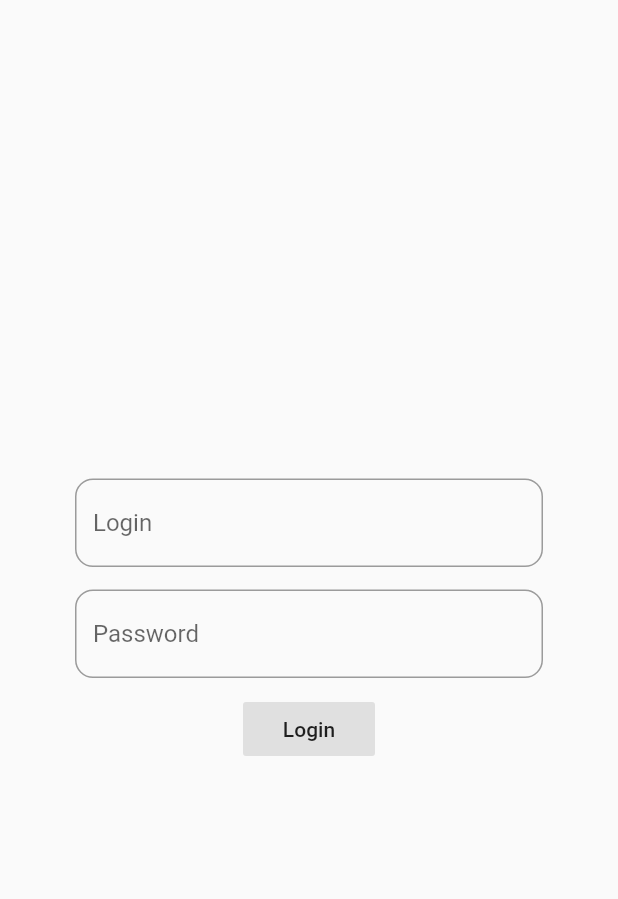
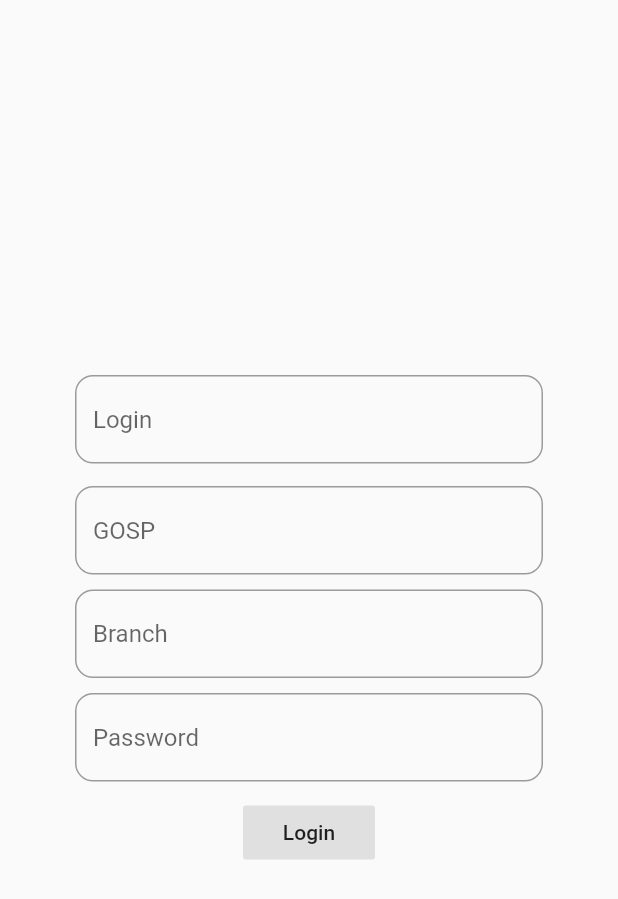
Before and after one commit to Deep27/wifi-scanner, a Flutter app: the screen it shows after launch, on a phone screen of 412 x 824 dp. Shown: the top 899 px of the screen. Run offline on Flutter 3.47's test engine with Material 2 defaults, Android fonts, the phone set to English and light mode, and no system bars; our stand-ins replace bloc, device_info, equatable, flutter_bloc, logger, sqflite; missing offline and left inert: simple_permissions; accounts and stored records are empty.

Commit message:
Added users db and edited login page.

```diff
--- a/lib/main.dart
+++ b/lib/main.dart
@@ -42,7 +42,7 @@ class _IntermeterAppState extends State<IntermeterApp> {
   @override
   Widget build(BuildContext context) => MaterialApp(
         title: 'Sberbank Intermeter',
-        theme: ThemeData(primarySwatch: Colors.brown),
+        theme: ThemeData(primarySwatch: Colors.lightGreen),
         home: BlocProvider<AuthBloc>(
           builder: (context) => _authBloc,
           child: BlocBuilder<AuthBloc, AuthState>(
--- a/lib/model/user.dart
+++ b/lib/model/user.dart
@@ -1,22 +1,47 @@
-final String tableName = 'users';
-final String columnLogin = 'login';
-final String columnBranch = 'branch';
-final String columnDeviceId = 'deviceId';
+class User {
+  static final String tableName = 'users';
+  static final String columnId = 'id';
+  static final String columnLogin = 'login';
+  static final String columnBranch = 'branch';
+  static final String columnGosp = 'gosp';
+  static final String columnDeviceId = 'deviceId';
 
-class User {
+  int _id;
   String _login;
   String _branch;
+  String _gosp;
   String _deviceId;
 
-  User.fromMap(Map<String, String> map) {
+  int get id => _id;
+  String get login => _login;
+  String get branch => _branch;
+  String get gosp => _gosp;
+  String get deviceId => _deviceId;
+
+  set id(int id) => _id = id;
+  set login(String login) => _login = login;
+  set branch(String branch) => _branch = branch;
+  set gosp(String gosp) => _gosp = gosp;
+  set deviceId(String deviceId) => _deviceId = deviceId;
+
+  User.fromMap(Map<String, dynamic> map) {
+    _id = map[columnId];
     _login = map[columnLogin];
     _branch = map[columnBranch];
+    _gosp = map[columnGosp];
     _deviceId = map[columnDeviceId];
   }
 
-  Map<String, String> toMap() => {
-        columnLogin: _login,
-        columnBranch: _branch,
-        columnDeviceId: _deviceId,
-      };
+  Map<String, dynamic> toMap() {
+    final map = <String, dynamic>{
+      columnLogin: _login,
+      columnBranch: _branch,
+      columnGosp: _gosp,
+      columnDeviceId: _deviceId,
+    };
+    if (_id != null) {
+      map[columnId] = _id;
+    }
+    return map;
+  }
 }
--- a/lib/widget/page/device_info/deviceinfo_page.dart
+++ b/lib/widget/page/device_info/deviceinfo_page.dart
@@ -56,7 +56,8 @@ class _DeviceInfoPageState extends State<DeviceInfoPage> {
           child: Column(
             children: <Widget>[
               Text('Device model: ${_deviceInfo.model}'),
-              Text('Platform version: $_platformVersion')
+              Text('Platform version: $_platformVersion'),
+              Text('Device ID: ${_deviceInfo.androidId}'),
             ],
           ),
         ),
--- a/lib/widget/page/login/login_page.dart
+++ b/lib/widget/page/login/login_page.dart
@@ -19,10 +19,15 @@ class LoginPage extends StatefulWidget {
 }
 
 class _LoginPageState extends State<LoginPage> {
-  final _focus = FocusNode();
+
+  final _gospFocus = FocusNode();
+  final _branchFocus = FocusNode();
+  final _passwordFocus = FocusNode();
 
   final _loginController = TextEditingController();
   final _passwordController = TextEditingController();
+  final _gospController = TextEditingController();
+  final _branchController = TextEditingController();
 
   LoginBloc _loginBloc;
   AuthBloc _authBloc;
@@ -70,7 +75,7 @@ class _LoginPageState extends State<LoginPage> {
                         child: TextField(
                           textInputAction: TextInputAction.next,
                           onSubmitted: (_) =>
-                              FocusScope.of(context).requestFocus(_focus),
+                              FocusScope.of(context).requestFocus(_gospFocus),
                           controller: _loginController,
                           decoration: InputDecoration(
                             hintText: 'Login',
@@ -83,10 +88,43 @@ class _LoginPageState extends State<LoginPage> {
                         padding: const EdgeInsets.symmetric(
                             horizontal: 50, vertical: 5),
                         child: TextField(
-                          focusNode: _focus,
+                          focusNode: _gospFocus,
+                          textInputAction: TextInputAction.next,
+                          onSubmitted: (_) =>
+                              FocusScope.of(context).requestFocus(_branchFocus),
+                          controller: _gospController,
+                          decoration: InputDecoration(
+                            hintText: 'GOSP',
+                            border: OutlineInputBorder(
+                                borderRadius: BorderRadius.circular(12)),
+                          ),
+                        ),
+                      ),
+                      Padding(
+                        padding: const EdgeInsets.symmetric(
+                            horizontal: 50, vertical: 5),
+                        child: TextField(
+                          focusNode: _branchFocus,
+                          textInputAction: TextInputAction.next,
+                          onSubmitted: (_) =>
+                              FocusScope.of(context).requestFocus(_passwordFocus),
+                          controller: _branchController,
+                          decoration: InputDecoration(
+                            hintText: 'Branch',
+                            border: OutlineInputBorder(
+                                borderRadius: BorderRadius.circular(12)),
+                          ),
+                        ),
+                      ),
+                      Padding(
+                        padding: const EdgeInsets.symmetric(
+                            horizontal: 50, vertical: 5),
+                        child: TextField(
+                          focusNode: _passwordFocus,
                           obscureText: true,
                           textInputAction: TextInputAction.done,
                           onEditingComplete: _auth,
+                          controller: _passwordController,
                           decoration: InputDecoration(
                             hintText: 'Password',
                             border: OutlineInputBorder(
--- a/pubspec.yaml
+++ b/pubspec.yaml
@@ -14,6 +14,7 @@ dependencies:
   flutter:
     sdk: flutter
   flutter_bloc: ^1.0.0
+  http: 0.12.0+2
   logger: 0.7.0+2
   path_provider: ^1.4.0
   simple_permissions: ^0.1.9
```
Also changed, not shown: lib/model/db/database_helper.dart (+57 -2 lines), pubspec.lock.
